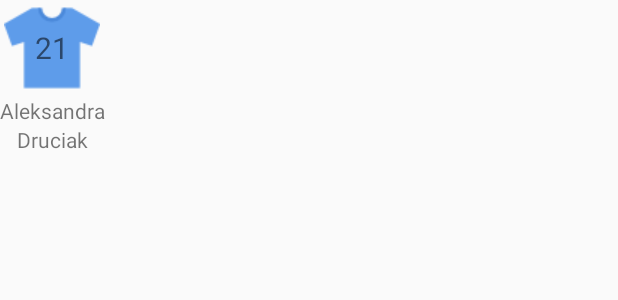
After one commit to Drucia/EScorerApp, an Android app: the layout player_row.xml on its own in the app's theme, with its tools: preview values and no code run, on a phone screen of 412 x 824 dp. The commit adds this screen. Shown: the top 300 px of the screen. Run offline under Robolectric (Android 15) with nearby library versions, the phone set to English and light mode, and no system bars.

Commit message:
Added row layout for player

```diff
--- a/app/src/main/java/com/druciak/escorerapp/model/entities/Team.java
+++ b/app/src/main/java/com/druciak/escorerapp/model/entities/Team.java
@@ -15,4 +15,10 @@ public class Team {
     @SerializedName("shortName")
     @Expose
     public String shortName;
+
+    public Team(int id, String fullName, String shortName) {
+        this.id = id;
+        this.fullName = fullName;
+        this.shortName = shortName;
+    }
 }
--- a/app/src/main/java/com/druciak/escorerapp/model/internalApiService/InternalApiManager.java
+++ b/app/src/main/java/com/druciak/escorerapp/model/internalApiService/InternalApiManager.java
@@ -19,6 +19,7 @@ import retrofit2.converter.gson.GsonConverterFactory;
 public class InternalApiManager implements ICreateAccountMVP.IModel, IMainPanelMVP.ILoggedInUserModel {
     private static final String BASE_APP_SERVER_URL = "https://e-scorer-service.herokuapp.com/";
 //    private static final String BASE_APP_SERVER_URL = "http://192.168.43.115:8080/";
+
     private Retrofit retrofit;
     private ICreateAccountMVP.IPresenter createAccountPresenter;
     private IMainPanelMVP.IPresenter mainPanelPresenter;
--- a/app/src/main/java/com/druciak/escorerapp/view/matchSettings/SectionsPagerAdapter.java
+++ b/app/src/main/java/com/druciak/escorerapp/view/matchSettings/SectionsPagerAdapter.java
@@ -41,7 +41,7 @@ public class SectionsPagerAdapter extends FragmentPagerAdapter {
 
     @Override
     public int getCount() {
-        // Show 2 total pages.
+        // Show 3 total pages.
         return 3;
     }
 }
--- a/app/src/main/res/layout/activity_match_settings.xml
+++ b/app/src/main/res/layout/activity_match_settings.xml
@@ -32,7 +32,7 @@
         android:id="@+id/view_pager"
         android:layout_width="match_parent"
         android:layout_height="match_parent"
-        app:layout_behavior="@string/appbar_scrolling_view_behavior" />
+        app:layout_behavior="@string/appbar_scrolling_view_behavior"/>
 
     <com.google.android.material.floatingactionbutton.FloatingActionButton
         android:id="@+id/fab"
@@ -41,4 +41,5 @@
         android:layout_gravity="bottom|end"
         android:layout_margin="@dimen/fab_margin"
         app:srcCompat="@android:drawable/ic_dialog_email" />
+
 </androidx.coordinatorlayout.widget.CoordinatorLayout>
--- a/app/src/main/res/layout/fragment_match_settings.xml
+++ b/app/src/main/res/layout/fragment_match_settings.xml
@@ -11,10 +11,8 @@
         android:id="@+id/section_label"
         android:layout_width="wrap_content"
         android:layout_height="wrap_content"
-        android:layout_marginStart="@dimen/activity_horizontal_margin"
         android:layout_marginTop="@dimen/activity_vertical_margin"
-        android:layout_marginEnd="@dimen/activity_horizontal_margin"
-        android:layout_marginBottom="@dimen/activity_vertical_margin"
+        android:text="nananan"
         app:layout_constraintLeft_toLeftOf="parent"
         app:layout_constraintTop_toTopOf="@+id/constraintLayout"
         tools:layout_constraintLeft_creator="1"
--- /dev/null
+++ b/app/src/main/res/layout/player_row.xml
@@ -0,0 +1,42 @@
+<?xml version="1.0" encoding="utf-8"?>
+<LinearLayout xmlns:android="http://schemas.android.com/apk/res/android"
+    xmlns:app="http://schemas.android.com/apk/res-auto"
+    android:id="@+id/playerLayout"
+    android:layout_width="wrap_content"
+    android:layout_height="wrap_content"
+    android:orientation="vertical">
+
+    <RelativeLayout
+        android:layout_width="wrap_content"
+        android:layout_height="wrap_content"
+        android:layout_gravity="center_horizontal">
+
+        <ImageView
+            android:id="@+id/shirtImageView"
+            android:layout_width="wrap_content"
+            android:layout_height="wrap_content"
+            app:srcCompat="@drawable/player_shirt" />
+
+        <TextView
+            android:id="@+id/numberTextView"
+            android:layout_width="wrap_content"
+            android:layout_height="wrap_content"
+            android:layout_centerInParent="true"
+            android:text="21"
+            android:textSize="20sp" />
+    </RelativeLayout>
+
+    <TextView
+        android:id="@+id/nameTextView"
+        android:layout_width="wrap_content"
+        android:layout_height="wrap_content"
+        android:layout_gravity="center_horizontal"
+        android:text="Aleksandra" />
+
+    <TextView
+        android:id="@+id/surnameTextView"
+        android:layout_width="wrap_content"
+        android:layout_height="wrap_content"
+        android:layout_gravity="center_horizontal"
+        android:text="Druciak" />
+</LinearLayout>
```
Also changed, not shown: app/src/main/java/com/druciak/escorerapp/interfaces/IMatchSettingsMVP.java (added, +29 -0 lines), app/src/main/java/com/druciak/escorerapp/model/entities/Player.java (+89 -6 lines), app/src/main/java/com/druciak/escorerapp/model/externalApiService/ExternalApiManager.java (+73 -3 lines), app/src/main/java/com/druciak/escorerapp/presenter/MatchSettingsPresenter.java (added, +44 -0 lines), app/src/main/java/com/druciak/escorerapp/view/matchSettings/MatchSettingsActivity.java (+31 -1 lines), app/src/main/res/drawable/player_shirt.png (added).
